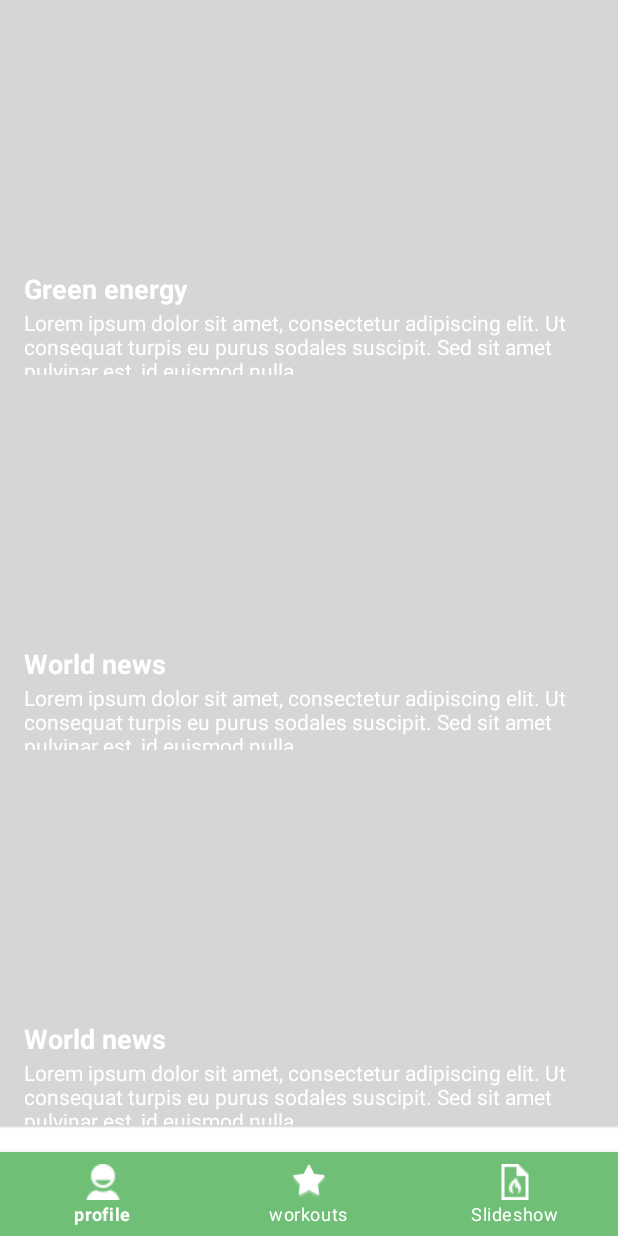
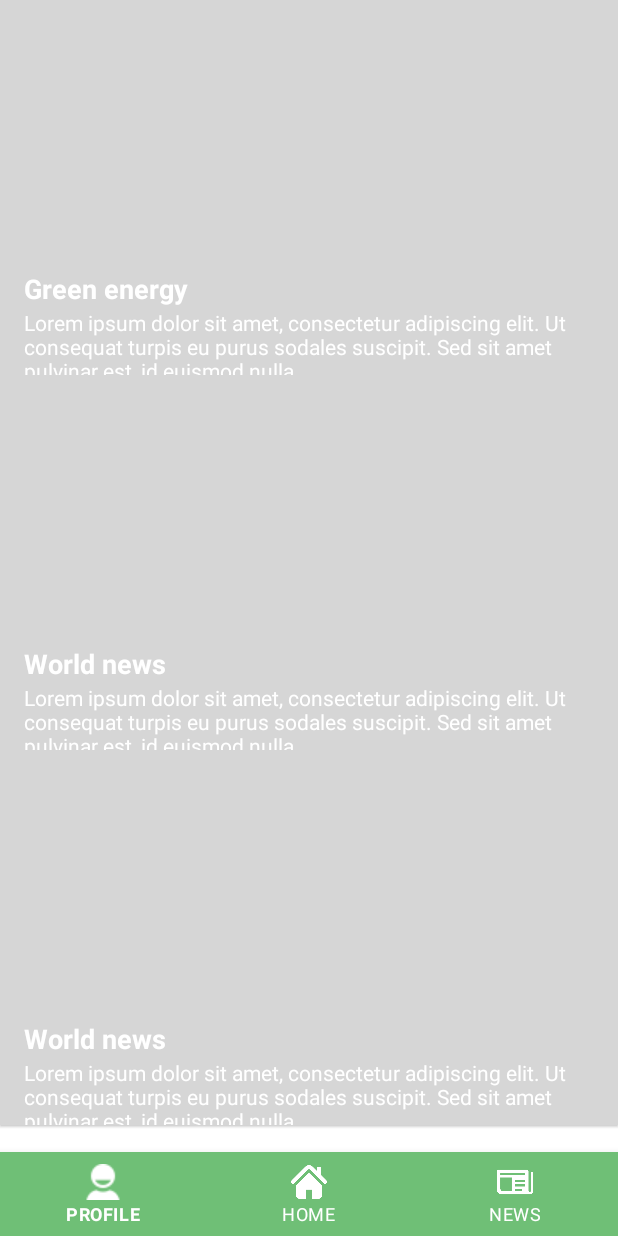
Before and after one commit to MarcoMochi/Green-Spinning-app-, an Android app: the NewsActivity screen opened directly, with no data from a screen before it, on a phone screen of 412 x 824 dp. Run offline under Robolectric (Android 15) with nearby library versions, the phone set to English and light mode, and no system bars.

Commit message:
added icon

```diff
--- a/app/src/main/res/menu/bottom_navigation_main.xml
+++ b/app/src/main/res/menu/bottom_navigation_main.xml
@@ -10,13 +10,13 @@
     <item
         android:id="@+id/action_schedules"
         android:enabled="true"
-        android:icon="@android:drawable/star_big_off"
+        android:icon="@drawable/home_icon"
         android:title="@string/text_workouts"
         app:showAsAction="ifRoom" />
     <item
         android:id="@+id/action_music"
         android:enabled="true"
-        android:icon="@drawable/hot_article"
+        android:icon="@drawable/news_icon"
         android:title="@string/News"
         app:showAsAction="ifRoom" />
 </menu>
--- a/app/src/main/res/values/strings.xml
+++ b/app/src/main/res/values/strings.xml
@@ -9,12 +9,12 @@
 
     <string name="menu_home">Home</string>
     <string name="menu_gallery">Gallery</string>
-    <string name="News">Slideshow</string>
+    <string name="News">NEWS</string>
     <string name="menu_tools">Tools</string>
     <string name="menu_share">Share</string>
     <string name="menu_send">Send</string>
     <string name="action_share">share</string>
     <string name="action_explore">read</string>
-    <string name="text_profile">profile</string>
-    <string name="text_workouts">workouts</string>
+    <string name="text_profile">PROFILE</string>
+    <string name="text_workouts">HOME</string>
 </resources>
```
Also changed, not shown: app/src/main/res/drawable/home_icon.png (added), app/src/main/res/drawable/news_icon.png (added).
